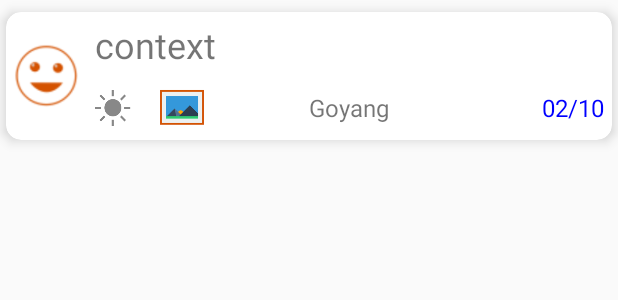
After one commit to RulLu16/Study_Space, an Android app: the layout note_item.xml on its own in the app's theme, with its tools: preview values and no code run, on a phone screen of 412 x 824 dp. The commit adds this screen. Shown: the top 300 px of the screen. Run offline under Robolectric (Android 15) with nearby library versions, the phone set to English and light mode, and no system bars.

Commit message:
첫번째 화면 구현. 뭐가뭔지 아직 모르겠다..

```diff
--- /dev/null
+++ b/singleDiary/app/src/main/res/layout/note_item.xml
@@ -0,0 +1,166 @@
+<?xml version="1.0" encoding="utf-8"?>
+<androidx.cardview.widget.CardView xmlns:android="http://schemas.android.com/apk/res/android"
+    xmlns:app="http://schemas.android.com/apk/res-auto"
+    android:layout_width="match_parent"
+    android:layout_height="wrap_content"
+    android:layout_marginTop="8dp"
+    android:layout_marginLeft="4dp"
+    android:layout_marginRight="4dp"
+    android:layout_marginBottom="4dp"
+    app:cardBackgroundColor="#FFFFFFFF"
+    app:cardCornerRadius="10dp"
+    app:cardElevation="5dp">
+
+    <LinearLayout
+        android:id="@+id/layout1"
+        android:layout_width="match_parent"
+        android:layout_height="wrap_content"
+        android:orientation="horizontal"
+        android:visibility="visible">
+
+        <ImageView
+            android:id="@+id/moodImageView"
+            android:layout_width="54dp"
+            android:layout_height="54dp"
+            android:layout_gravity="center_vertical"
+            android:padding="5dp"
+            app:srcCompat="@drawable/smile5_48" />
+
+        <LinearLayout
+            android:layout_width="match_parent"
+            android:layout_height="wrap_content"
+            android:layout_margin="5dp"
+            android:layout_weight="1"
+            android:orientation="vertical">
+
+            <TextView
+                android:id="@+id/contentsTextView"
+                android:layout_width="match_parent"
+                android:layout_height="wrap_content"
+                android:text="context"
+                android:textSize="24sp" />
+
+            <RelativeLayout
+                android:layout_width="match_parent"
+                android:layout_height="wrap_content"
+                android:layout_marginTop="10dp">
+
+                <ImageView
+                    android:id="@+id/weatherImageView"
+                    android:layout_width="32dp"
+                    android:layout_height="32dp"
+                    android:layout_alignParentLeft="true"
+                    android:src="@drawable/weather_icon_1" />
+
+                <ImageView
+                    android:id="@+id/pictureExistsImageView"
+                    android:layout_width="32dp"
+                    android:layout_height="32dp"
+                    android:layout_marginLeft="10dp"
+                    android:layout_toRightOf="@+id/weatherImageView"
+                    android:src="@drawable/picture_128" />
+
+                <TextView
+                    android:id="@+id/locationTextView"
+                    android:layout_width="wrap_content"
+                    android:layout_height="wrap_content"
+                    android:layout_centerHorizontal="true"
+                    android:layout_centerVertical="true"
+                    android:text="Goyang"
+                    android:textSize="16sp" />
+
+                <TextView
+                    android:id="@+id/dateTextView"
+                    android:layout_width="wrap_content"
+                    android:layout_height="wrap_content"
+                    android:layout_alignParentRight="true"
+                    android:layout_centerVertical="true"
+                    android:text="02/10"
+                    android:textColor="#FF0000FF"
+                    android:textSize="16sp" />
+
+            </RelativeLayout>
+
+        </LinearLayout>
+
+    </LinearLayout>
+
+    <LinearLayout
+        android:id="@+id/layout2"
+        android:layout_width="match_parent"
+        android:layout_height="wrap_content"
+        android:orientation="vertical"
+        android:visibility="gone">
+
+        <ImageView
+            android:id="@+id/pictureImageView"
+            android:layout_width="match_parent"
+            android:layout_height="200dp"
+            android:layout_gravity="center_vertical"
+            android:layout_margin="10dp"
+            android:padding="5dp"
+            android:src="@drawable/noimagefound" />
+
+        <LinearLayout
+            android:layout_width="match_parent"
+            android:layout_height="wrap_content"
+            android:layout_marginLeft="10dp"
+            android:layout_marginRight="10dp"
+            android:layout_marginBottom="10dp"
+            android:layout_weight="1"
+            android:orientation="vertical">
+
+            <TextView
+                android:id="@+id/contentsTextView2"
+                android:layout_width="match_parent"
+                android:layout_height="wrap_content"
+                android:text="context"
+                android:textSize="24sp" />
+
+            <RelativeLayout
+                android:layout_width="match_parent"
+                android:layout_height="wrap_content"
+                android:layout_marginTop="10dp">
+
+                <ImageView
+                    android:id="@+id/moodImageView2"
+                    android:layout_width="32dp"
+                    android:layout_height="32dp"
+                    android:layout_alignParentLeft="true"
+                    android:padding="5dp"
+                    app:srcCompat="@drawable/smile5_48" />
+
+                <ImageView
+                    android:id="@+id/weatherImageView2"
+                    android:layout_width="32dp"
+                    android:layout_height="32dp"
+                    android:layout_marginLeft="10dp"
+                    android:layout_toRightOf="@+id/moodImageView2"
+                    android:src="@drawable/weather_icon_1" />
+
+                <TextView
+                    android:id="@+id/locationTextView2"
+                    android:layout_width="wrap_content"
+                    android:layout_height="wrap_content"
+                    android:layout_centerHorizontal="true"
+                    android:layout_centerVertical="true"
+                    android:text="Goyang"
+                    android:textSize="16sp" />
+
+                <TextView
+                    android:id="@+id/dateTextView2"
+                    android:layout_width="wrap_content"
+                    android:layout_height="wrap_content"
+                    android:layout_alignParentRight="true"
+                    android:layout_centerVertical="true"
+                    android:text="02/10"
+                    android:textColor="#FF0000FF"
+                    android:textSize="16sp" />
+
+            </RelativeLayout>
+
+        </LinearLayout>
+
+    </LinearLayout>
+
+</androidx.cardview.widget.CardView>
```
Also changed, not shown: singleDiary/app/build.gradle (+7 -0 lines), singleDiary/app/src/main/java/org/techtown/diary/Fragment1.java (+82 -2 lines), singleDiary/app/src/main/java/org/techtown/diary/Note.java (added, +103 -0 lines), singleDiary/app/src/main/java/org/techtown/diary/NoteAdapter.java (added, +246 -0 lines), singleDiary/app/src/main/java/org/techtown/diary/OnNoteItemClickListener.java (added, +7 -0 lines), singleDiary/app/src/main/res/drawable/select_button.xml (added, +24 -0 lines), singleDiary/app/src/main/res/layout/fragment1.xml (+41 -0 lines), singleDiary/app/src/main/res/values/arrays.xml (added, +16 -0 lines), singleDiary/app/src/main/res/drawable/imagetoset.jpg (added), singleDiary/app/src/main/res/drawable/noimagefound.jpg (added), singleDiary/app/src/main/res/drawable/picture1.jpg (added), singleDiary/app/src/main/res/drawable/picture_128.png (added).
